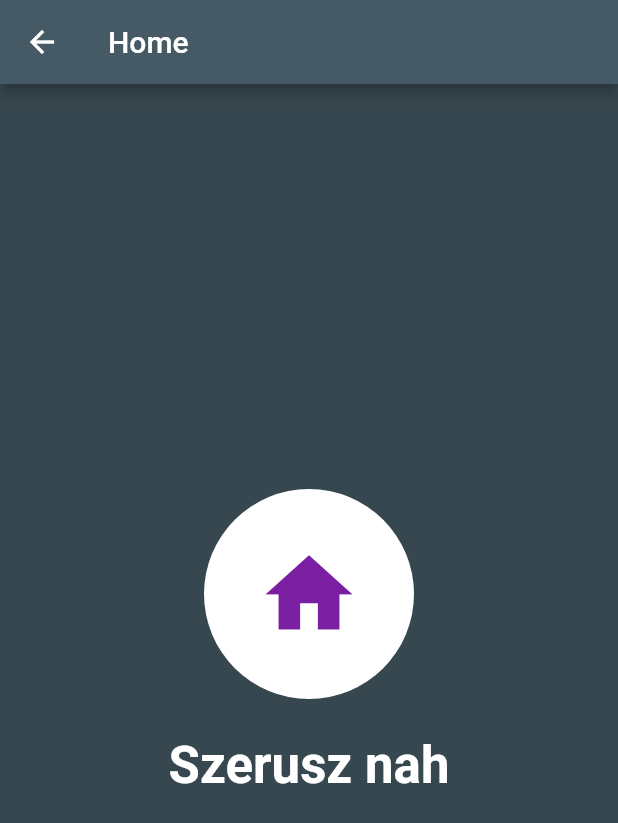
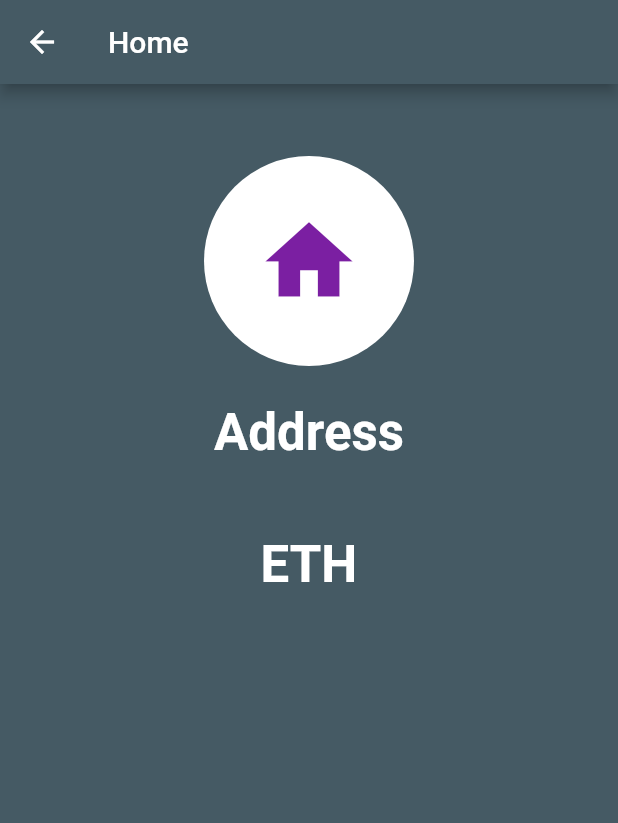
Before and after one commit to akoszsebe/vote_app, a Flutter app: the HomeScreen screen opened by its route, on a phone screen of 412 x 824 dp. Shown: the top 823 px of the screen. Run offline on Flutter 3.47's test engine with Material 2 defaults, Android fonts, the phone set to English and light mode, and no system bars; our stand-ins replace shared_preferences; missing offline and left inert: web3dart; accounts and stored records are empty.

Commit message:
added web3dart

```diff
--- a/lib/main.dart
+++ b/lib/main.dart
@@ -19,7 +19,8 @@ class MyApp extends StatelessWidget {
       title: 'Vote App',
         theme: ThemeData(
             primaryColor: Colors.blueGrey[700],
-            accentColor: Colors.purple[700]),
+            accentColor: Colors.purple[700],
+            scaffoldBackgroundColor: Colors.blueGrey[700]),
         debugShowCheckedModeBanner: false,
         home: SplashScreen(),
         routes: routes);
--- a/lib/pages/confirmation_screen.dart
+++ b/lib/pages/confirmation_screen.dart
@@ -10,9 +10,6 @@ class ConfirmationScreen extends StatelessWidget {
       body: Stack(
         fit: StackFit.expand,
         children: <Widget>[
-          Container(
-            decoration: BoxDecoration(color: Theme.of(context).primaryColor),
-          ),
           Column(
             mainAxisAlignment: MainAxisAlignment.start,
             children: <Widget>[
--- a/lib/pages/home_screen.dart
+++ b/lib/pages/home_screen.dart
@@ -1,8 +1,35 @@
 import 'package:flutter/material.dart';
 import 'package:vote_app/utils/shared_prefs.dart';
+import 'package:http/http.dart';
+import 'package:web3dart/web3dart.dart';
 
-class HomeScreen extends StatelessWidget {
+class HomeScreen extends StatefulWidget {
   static const routeName = '/home';
+
+  @override
+  State<StatefulWidget> createState() => _HomeScreenState();
+}
+
+class _HomeScreenState extends State<HomeScreen> {
+  final GlobalKey<RefreshIndicatorState> _refreshIndicatorKey =
+      new GlobalKey<RefreshIndicatorState>();
+
+  String account = "";
+  String eth = "";
+
+  var apiUrl =
+      "http://192.168.0.178:8545"; //"http://10.0.2.2:8545";// //Replace with your API
+
+  var httpClient = new Client();
+  var ethClient;
+  var credentials = Credentials.fromPrivateKeyHex(
+      "0x0e2c31bbfc1e2d188f24bda5a0ba726b8503b5742a3098ccd8a59278c8ab42da");
+
+  @override
+  void initState() {
+    ethClient = new Web3Client(apiUrl, httpClient);
+    _refresh();
+  }
 
   @override
   Widget build(BuildContext context) {
@@ -10,24 +37,23 @@ class HomeScreen extends StatelessWidget {
         appBar: AppBar(
           title: Text("Home"),
         ),
-      body: Stack(
-        fit: StackFit.expand,
+        body: RefreshIndicator(
+          key: _refreshIndicatorKey,
+          onRefresh: _refresh,
+          child: ListView(
             children: <Widget>[
               Container(
-            decoration: BoxDecoration(color: Colors.blueGrey[800]),
-          ),
+                  decoration: BoxDecoration(color: Colors.blueGrey[800])),
                    Column(
-            mainAxisAlignment: MainAxisAlignment.start,
-            children: <Widget>[
-              Expanded(
-                flex: 1,
-                child: Container(
-                  child: Column(
                     mainAxisAlignment: MainAxisAlignment.center,
                     children: <Widget>[
+                      Padding(
+                        padding: EdgeInsets.all(24),
+                      ),
                       GestureDetector(
                           onDoubleTap: () {
                             SharedPrefs.setPin("");
+                            SharedPrefs.setLogedIn(false);
                             _showDialog(context);
                           },
                           child: CircleAvatar(
@@ -42,7 +68,18 @@ class HomeScreen extends StatelessWidget {
                       Padding(
                         padding: EdgeInsets.all(24.0),
                         child: Text(
-                          "Szerusz nah",
+                          "Address " + account,
+                          textAlign: TextAlign.center,
+                          style: TextStyle(
+                              color: Colors.white,
+                              fontWeight: FontWeight.bold,
+                              fontSize: 34.0),
+                        ),
+                      ),
+                      Padding(
+                        padding: EdgeInsets.all(24.0),
+                        child: Text(
+                          "ETH " + eth,
                           textAlign: TextAlign.center,
                           style: TextStyle(
                               color: Colors.white,
@@ -51,14 +88,22 @@ class HomeScreen extends StatelessWidget {
                         ),
                       ),
                     ],
-                  ),
-                ),
-              )
-            ],
                   )
             ],
           ),
-    );
+        ));
+  }
+
+  Future<dynamic> _refresh() {
+    return ethClient.getBalance(credentials.address).then((balance) {
+      print("---------");
+      print(balance.getValueInUnit(EtherUnit.ether));
+      print("---------");
+      setState(() {
+        account = credentials.address.toString();
+        eth = balance.getValueInUnit(EtherUnit.ether).toString();
+      });
+    });
   }
 
   void _showDialog(BuildContext context) {
--- a/pubspec.yaml
+++ b/pubspec.yaml
@@ -21,6 +21,7 @@ dependencies:
     sdk: flutter
   shared_preferences: ^0.5.2
   flutter_launcher_icons: "^0.7.0"
+  web3dart: 0.4.5
 
   # The following adds the Cupertino Icons font to your application.
   # Use with the CupertinoIcons class for iOS style icons.
```
Also changed, not shown: lib/pages/register_screen.dart (+11 -13 lines), lib/pages/splash_screen.dart (+13 -7 lines), lib/utils/shared_prefs.dart (+11 -0 lines), pubspec.lock. Lines whose indentation alone changed are shown as unchanged.
